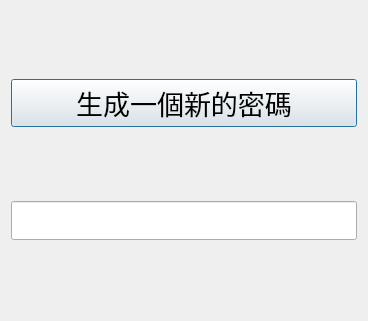
Above: pyqt/chapter 2/password_gen.ui from abugreen/python-100-days before the change. Below: the same form after it.
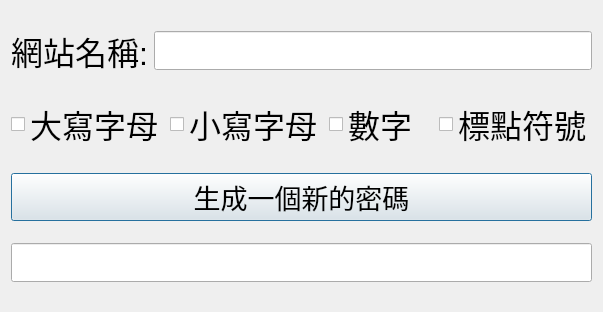
That is the form after the change.

```diff
--- a/pyqt/chapter 2/password_gen.ui
+++ b/pyqt/chapter 2/password_gen.ui
@@ -6,8 +6,8 @@
    <rect>
     <x>0</x>
     <y>0</y>
-    <width>368</width>
-    <height>321</height>
+    <width>603</width>
+    <height>312</height>
    </rect>
   </property>
   <property name="font">
@@ -19,6 +19,83 @@
    <string>密碼生成小程序</string>
   </property>
   <layout class="QVBoxLayout" name="verticalLayout">
+   <item>
+    <layout class="QHBoxLayout" name="horizontalLayout">
+     <item>
+      <widget class="QLabel" name="label">
+       <property name="font">
+        <font>
+         <pointsize>24</pointsize>
+        </font>
+       </property>
+       <property name="text">
+        <string>網站名稱:</string>
+       </property>
+      </widget>
+     </item>
+     <item>
+      <widget class="QLineEdit" name="lineEdit_site">
+       <property name="font">
+        <font>
+         <pointsize>20</pointsize>
+        </font>
+       </property>
+      </widget>
+     </item>
+    </layout>
+   </item>
+   <item>
+    <layout class="QHBoxLayout" name="horizontalLayout_2">
+     <item>
+      <widget class="QCheckBox" name="checkBox_upper">
+       <property name="font">
+        <font>
+         <pointsize>24</pointsize>
+        </font>
+       </property>
+       <property name="text">
+        <string>大寫字母</string>
+       </property>
+      </widget>
+     </item>
+     <item>
+      <widget class="QCheckBox" name="checkBox_lower">
+       <property name="font">
+        <font>
+         <pointsize>24</pointsize>
+        </font>
+       </property>
+       <property name="text">
+        <string>小寫字母</string>
+       </property>
+      </widget>
+     </item>
+     <item>
+      <widget class="QCheckBox" name="checkBox_number">
+       <property name="font">
+        <font>
+         <pointsize>24</pointsize>
+        </font>
+       </property>
+       <property name="text">
+        <string>數字</string>
+       </property>
+      </widget>
+     </item>
+     <item>
+      <widget class="QCheckBox" name="checkBox_puc">
+       <property name="font">
+        <font>
+         <pointsize>24</pointsize>
+        </font>
+       </property>
+       <property name="text">
+        <string>標點符號</string>
+       </property>
+      </widget>
+     </item>
+    </layout>
+   </item>
    <item>
     <widget class="QPushButton" name="pushButton">
      <property name="font">
```
Left out of the diff: 2 changed lines with no effect on the pictures.
